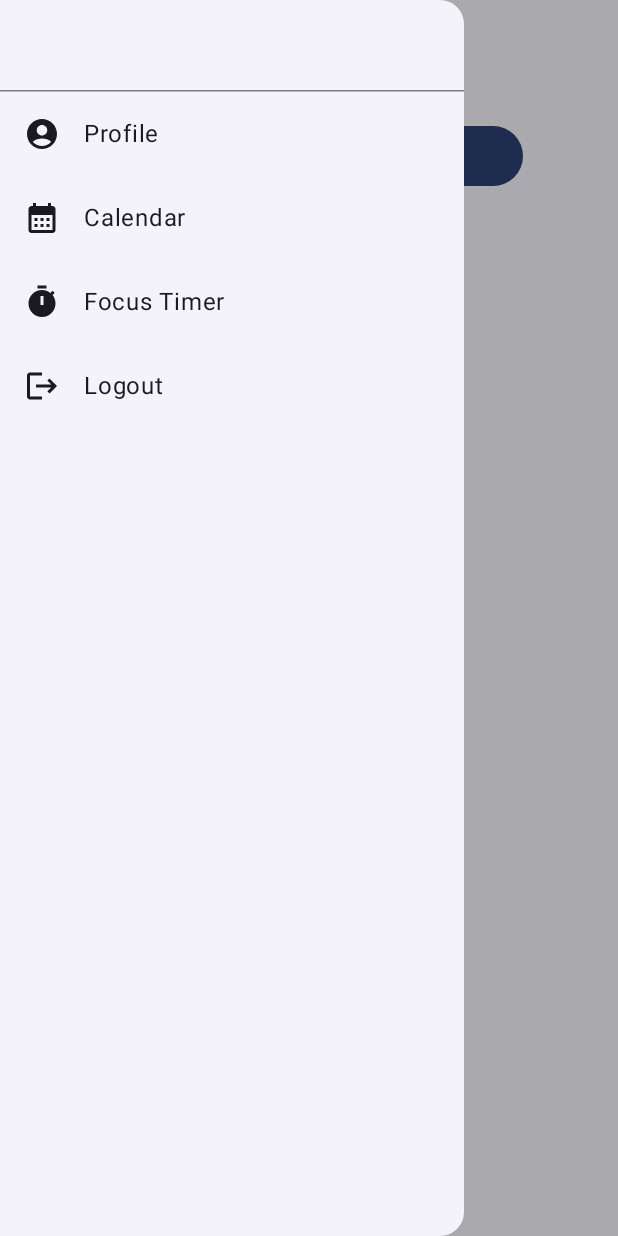
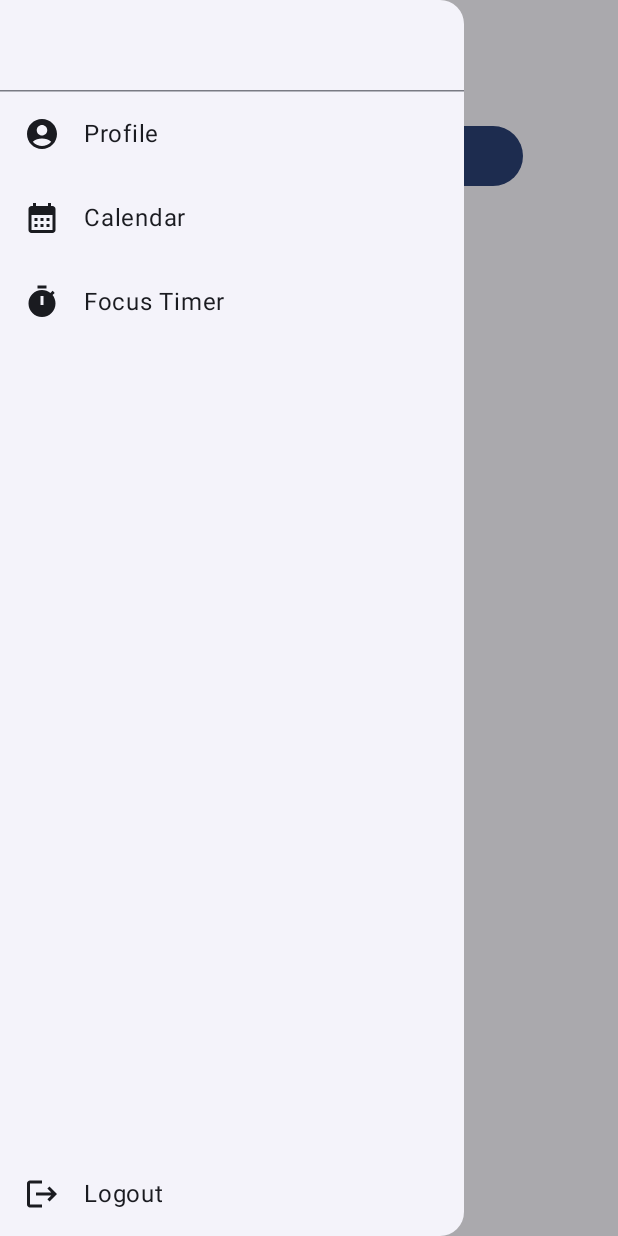
Before and after one commit to kdgcy/classmate, an Android app built with Jetpack Compose: the HomeScreen screen opened through its navigation route, after a tap on "Hamburger Menu", on a phone screen of 412 x 824 dp. Run offline under Robolectric (Android 15) with nearby library versions, the phone set to English and light mode, and no system bars; our stand-ins replace Firebase (no records; nobody signed in at launch, a user with empty details on screens opened directly).

Commit message:
Positioning logout at the bottom

```diff
--- a/app/src/main/java/com/neu/classmate/screens/HomeScreen.kt
+++ b/app/src/main/java/com/neu/classmate/screens/HomeScreen.kt
@@ -1,9 +1,11 @@
 package com.neu.classmate.screens
 
 import androidx.compose.foundation.clickable
+import androidx.compose.foundation.layout.Box
 import androidx.compose.foundation.layout.Column
 import androidx.compose.foundation.layout.Row
 import androidx.compose.foundation.layout.Spacer
+import androidx.compose.foundation.layout.fillMaxHeight
 import androidx.compose.foundation.layout.fillMaxSize
 import androidx.compose.foundation.layout.fillMaxWidth
 import androidx.compose.foundation.layout.padding
@@ -70,6 +72,11 @@ fun HomeScreen(modifier: Modifier, navController: NavHostController) {
         drawerState = drawerState,
         drawerContent = {
             ModalDrawerSheet(modifier = Modifier.fillMaxWidth(0.75F)) {
+                Box(modifier = Modifier.fillMaxHeight()) {
+                    // Top content
+                    Column(
+                        modifier = Modifier.align(Alignment.TopStart)
+                    ) {
                         Text(
                             text = name,
                             style = MaterialTheme.typography.titleLarge,
@@ -77,7 +84,8 @@ fun HomeScreen(modifier: Modifier, navController: NavHostController) {
                         )
 
                         HorizontalDivider()
-                //Profile
+
+                        // Profile
                         Row(
                             modifier = Modifier
                                 .fillMaxWidth()
@@ -92,7 +100,8 @@ fun HomeScreen(modifier: Modifier, navController: NavHostController) {
                             Spacer(modifier = Modifier.width(16.dp))
                             Text("Profile")
                         }
-                //Calendar
+
+                        // Calendar
                         Row(
                             modifier = Modifier
                                 .fillMaxWidth()
@@ -107,7 +116,8 @@ fun HomeScreen(modifier: Modifier, navController: NavHostController) {
                             Spacer(modifier = Modifier.width(16.dp))
                             Text("Calendar")
                         }
-                //Focus Timer
+
+                        // Focus Timer
                         Row(
                             modifier = Modifier
                                 .fillMaxWidth()
@@ -122,13 +132,18 @@ fun HomeScreen(modifier: Modifier, navController: NavHostController) {
                             Spacer(modifier = Modifier.width(16.dp))
                             Text("Focus Timer")
                         }
+                    }
 
+                    // Bottom Logout
                     Row(
                         modifier = Modifier
+                            .align(Alignment.BottomStart)
                             .fillMaxWidth()
                             .clickable {
                                 Firebase.auth.signOut()
-                            navController.navigate(Routes.AuthScreen){popUpTo(Routes.HomeScreen){inclusive=true} }
+                                navController.navigate(Routes.AuthScreen) {
+                                    popUpTo(Routes.HomeScreen) { inclusive = true }
+                                }
                             }
                             .padding(16.dp),
                         verticalAlignment = Alignment.CenterVertically
@@ -140,7 +155,8 @@ fun HomeScreen(modifier: Modifier, navController: NavHostController) {
                         Spacer(modifier = Modifier.width(16.dp))
                         Text("Logout")
                     }
-            }//ModalDrawerSheet END
+                }
+            }
         }//DrawerContent END
 
     ) {
```
Lines whose indentation alone changed are shown as unchanged.
